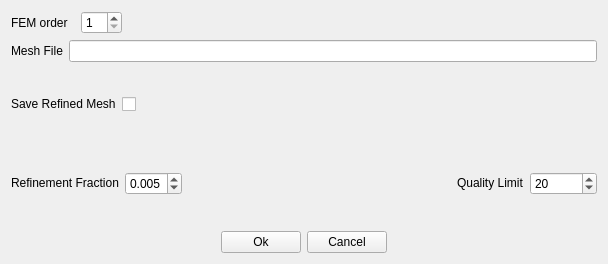
Before: the Qt Designer form src/OpenParEMg/MeshOptions.ui in OpenParEM/OpenParEM, drawn with Qt 5.
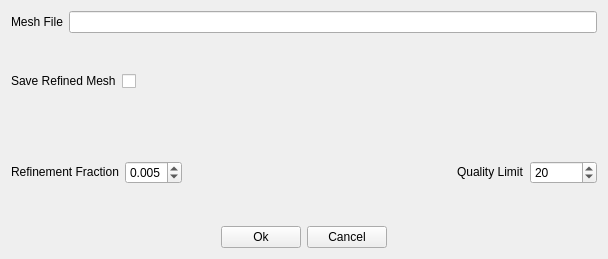
After: the same form once the commit is applied.

Commit message: changed mesh.order to fem.order; added trapping for out-of-memory condition; more menu updates

Patch:
```diff
--- a/src/OpenParEMg/MeshOptions.ui
+++ b/src/OpenParEMg/MeshOptions.ui
@@ -7,7 +7,7 @@
     <x>0</x>
     <y>0</y>
     <width>608</width>
-    <height>264</height>
+    <height>259</height>
    </rect>
   </property>
   <property name="sizePolicy">
@@ -20,46 +20,6 @@
    <string>Mesh Options</string>
   </property>
   <layout class="QVBoxLayout" name="verticalLayout">
-   <item>
-    <layout class="QHBoxLayout" name="horizontalLayout_3">
-     <item>
-      <widget class="QLabel" name="label">
-       <property name="toolTip">
-        <string>Order of the finite elements.</string>
-       </property>
-       <property name="text">
-        <string>FEM order  </string>
-       </property>
-      </widget>
-     </item>
-     <item>
-      <widget class="QSpinBox" name="meshOrderSpinBox">
-       <property name="toolTip">
-        <string/>
-       </property>
-       <property name="minimum">
-        <number>1</number>
-       </property>
-       <property name="maximum">
-        <number>12</number>
-       </property>
-      </widget>
-     </item>
-     <item>
-      <spacer name="horizontalSpacer_4">
-       <property name="orientation">
-        <enum>Qt::Orientation::Horizontal</enum>
-       </property>
-       <property name="sizeHint" stdset="0">
-        <size>
-         <width>40</width>
-         <height>20</height>
-        </size>
-       </property>
-      </spacer>
-     </item>
-    </layout>
-   </item>
    <item>
     <layout class="QHBoxLayout" name="horizontalLayout_4">
      <item>
```
The commit also changes 199 other files.
